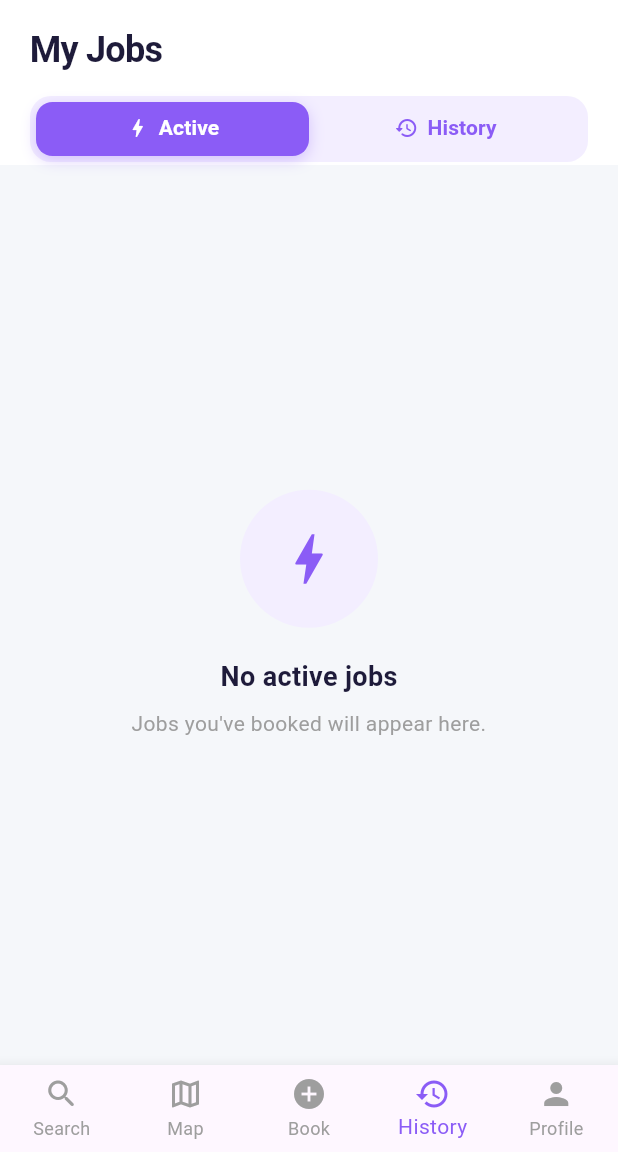
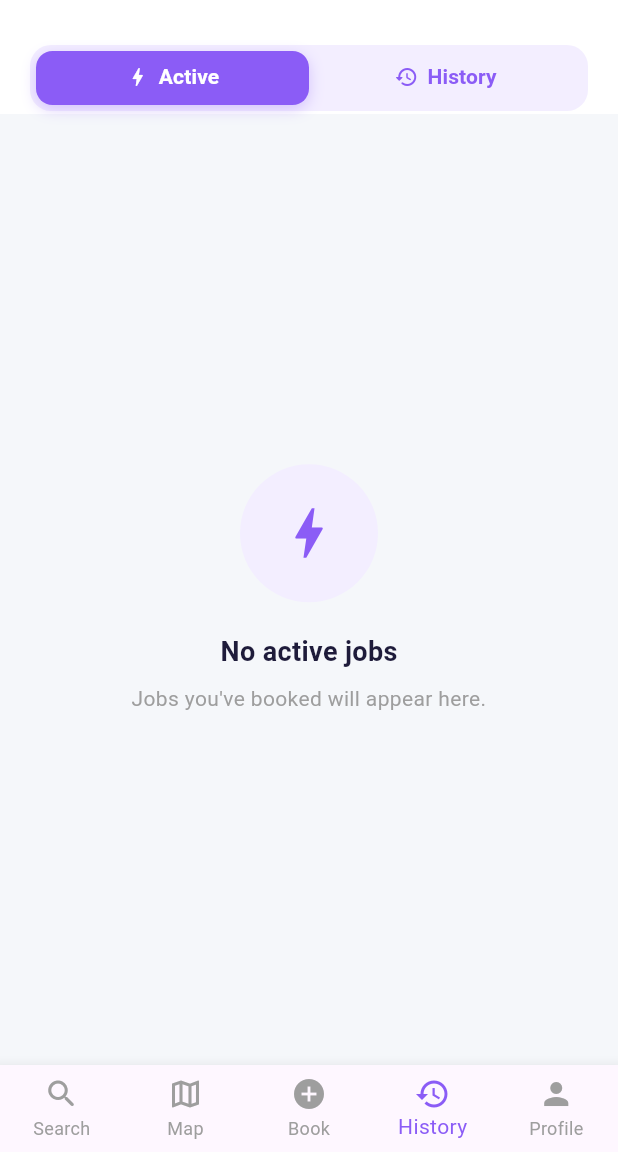
Before and after one commit to SohelPratap/Bukify, a Flutter app: the HomeCustomerPage screen opened directly, item 4 of the bottom bar chosen, on a phone screen of 412 x 824 dp, the part 84-1236 px from its top. Run offline on Flutter 3.47's test engine with Material 3 defaults, Android fonts, the phone set to English and light mode, and no system bars; our stand-ins replace flutter_dotenv, flutter_map, flutter_secure_storage, geolocator, jwt_decoder, latlong2 and 1 more; accounts and stored records are empty; network calls fail.

```diff
--- a/lib/customer/pages/customer_history_page.dart
+++ b/lib/customer/pages/customer_history_page.dart
@@ -181,15 +181,6 @@ class _CustomerHistoryPageState extends State<CustomerHistoryPage>
       child: Column(
         crossAxisAlignment: CrossAxisAlignment.start,
         children: [
-          const Text(
-            "My Jobs",
-            style: TextStyle(
-              fontSize: 24,
-              fontWeight: FontWeight.bold,
-              color: _ink,
-              letterSpacing: -0.5,
-            ),
-          ),
           const SizedBox(height: 14),
           Container(
             height: 44,
```
Also changed, not shown: 1 other file.
